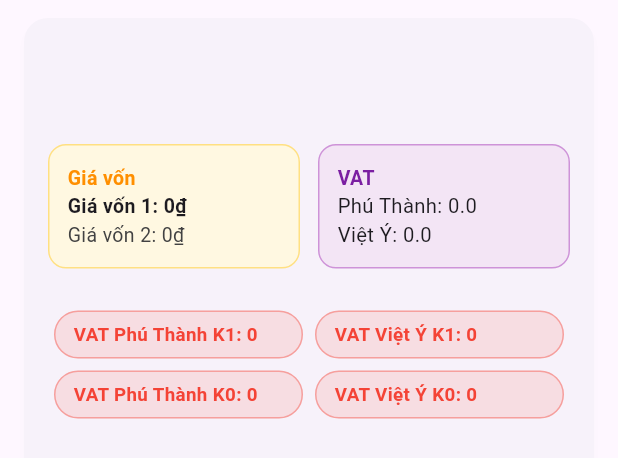
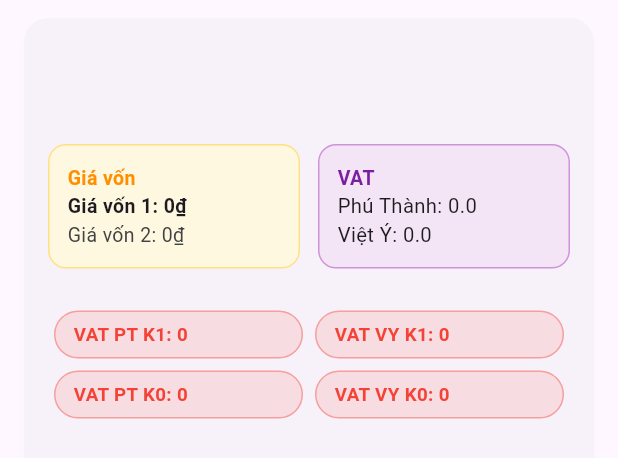
Before and after one commit to pnhung25311/PhuThanh_WareHouseApp, a Flutter app: the ProductCard widget shown alone on an empty page, opened directly with empty values, on a phone screen of 412 x 824 dp. Shown: the top 458 px of the screen. Run offline on Flutter 3.47's test engine with Material 3 defaults, Android fonts, the light colour scheme and no system bars; our stand-ins replace flutter_local_notifications, image_picker, shared_preferences; missing offline and left inert: advanced_dropdown, dartssh2, mobile_scanner, show_hide_password, stomp_dart_client; accounts and stored records are empty; network calls fail.

Commit message:
commit img and item business

```diff
--- a/phuthanh_warehouseapp/lib/business/components/CustomProductBusiness.custom.dart
+++ b/phuthanh_warehouseapp/lib/business/components/CustomProductBusiness.custom.dart
@@ -400,24 +400,24 @@ class ProductCard extends StatelessWidget {
     final rows = [
       [
         _Stock(
-          'VAT Phú Thành K1',
+          'VAT PT K1',
           (result['VATpt']?.co ?? 0).toDouble(),
           Colors.green,
         ),
         _Stock(
-          'VAT Việt Ý K1',
+          'VAT VY K1',
           (result['VATvy']?.co ?? 0).toDouble(),
           Colors.green,
         ),
       ],
       [
         _Stock(
-          'VAT Phú Thành K0',
+          'VAT PT K0',
           (result['VATpt']?.ko ?? 0).toDouble(),
           Colors.green,
         ),
         _Stock(
-          'VAT Việt Ý K0',
+          'VAT VY K0',
           (result['VATvy']?.ko ?? 0).toDouble(),
           Colors.green,
         ),
```
Also changed, not shown: phuthanh_warehouseapp/lib/Screen/auth/LoginScreen.screen.dart (+22 -17 lines).
